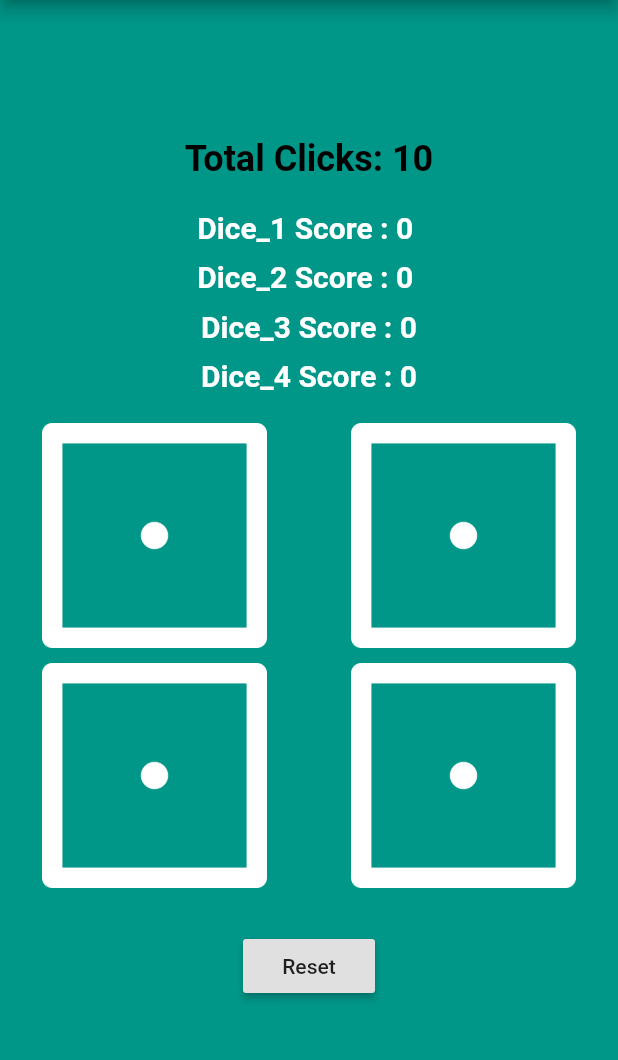
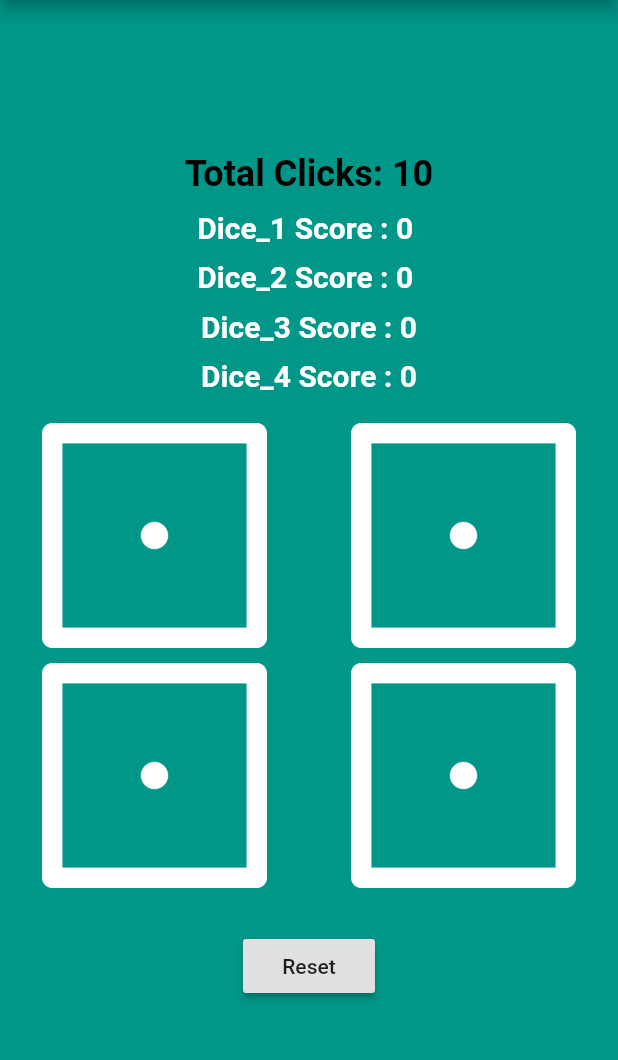
Before and after one commit to QuratulainSajid712/BSCS-B15-B-075-MAD, a Flutter app: the screen it shows after launch, on a phone screen of 412 x 824 dp, the part 84-1144 px from its top. Run offline on Flutter 3.47's test engine with Material 2 defaults, Android fonts, the phone set to English and light mode, and no system bars; missing offline and left inert: sessional1_075.

Commit message:
added sized box

```diff
--- a/ludo_game_app/lib/main.dart
+++ b/ludo_game_app/lib/main.dart
@@ -48,12 +48,12 @@ class _LudoPageState extends State<LudoPage> {
       child: Column(
         mainAxisAlignment: MainAxisAlignment.center,
         children: [
-
+          SizedBox(height: 10,),
           Text('Total Clicks: $limit', textAlign: TextAlign.center,
             style: TextStyle(fontSize: 24,
                 color: Colors.black,
                 fontWeight: FontWeight.bold),),
-          SizedBox(height: 20,),
+          SizedBox(height: 10,),
           Text('Dice_1 Score : $totaldice1 ', style: TextStyle(
               fontSize: 20, color: Colors.white, fontWeight: FontWeight.bold),),
           SizedBox(height: 10,),
```
